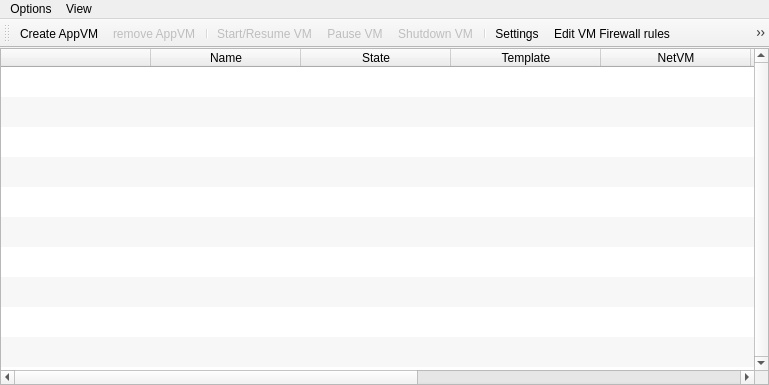
This is mainwindow.ui in QubesOS/qubes-manager as Qt 5 draws it before an edit. The edited form follows.
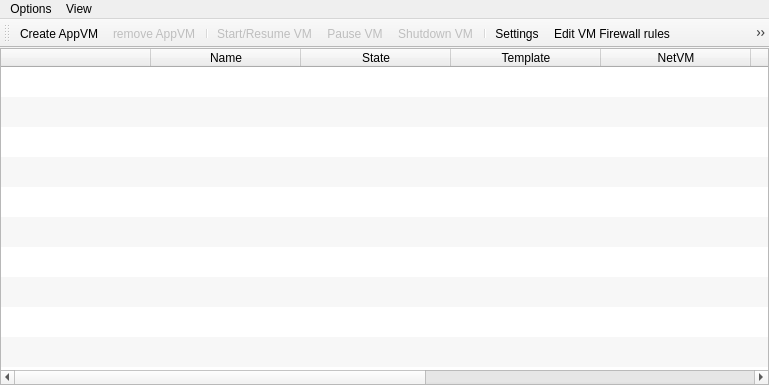
This is the edited form. Icons and pictures are not drawn.

The edit to the form file:
```diff
--- a/mainwindow.ui
+++ b/mainwindow.ui
@@ -11,7 +11,7 @@
    </rect>
   </property>
   <property name="sizePolicy">
-   <sizepolicy hsizetype="Fixed" vsizetype="Preferred">
+   <sizepolicy hsizetype="Fixed" vsizetype="Maximum">
     <horstretch>0</horstretch>
     <verstretch>0</verstretch>
    </sizepolicy>
@@ -88,7 +88,10 @@
        <number>0</number>
       </property>
       <property name="verticalScrollBarPolicy">
-       <enum>Qt::ScrollBarAlwaysOn</enum>
+       <enum>Qt::ScrollBarAsNeeded</enum>
+      </property>
+      <property name="horizontalScrollBarPolicy">
+       <enum>Qt::ScrollBarAsNeeded</enum>
       </property>
       <property name="alternatingRowColors">
        <bool>true</bool>
```
